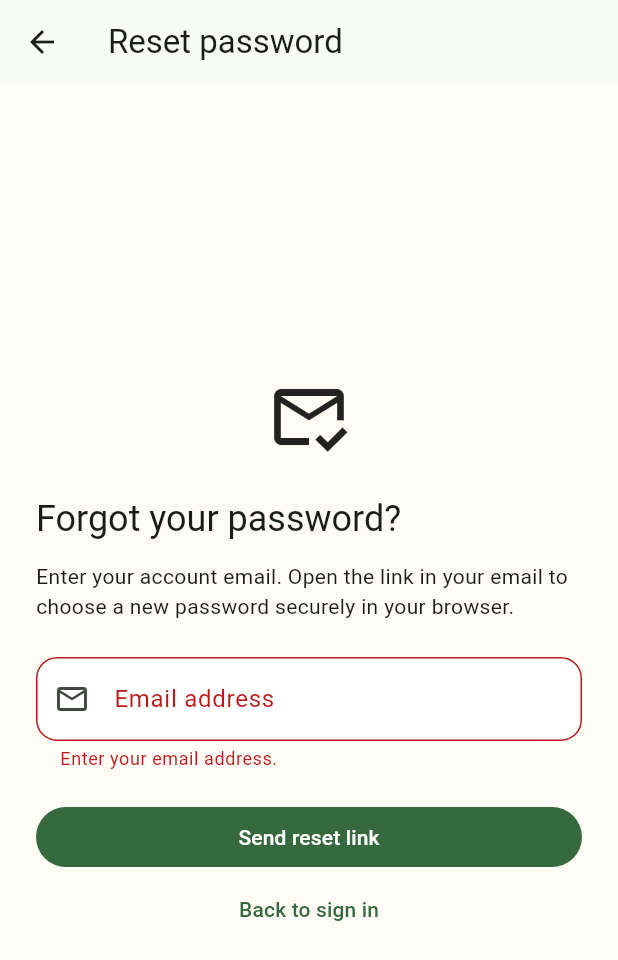
After one commit to niulaility/What2Eat, a Flutter app: the ForgotPasswordPage screen opened directly, after a tap on "Send reset link", on a phone screen of 412 x 824 dp. The commit adds this screen. Shown: the top 960 px of the screen. Run offline on Flutter 3.47's test engine with Material 3 defaults, Android fonts, the phone set to English and light mode, and no system bars; our stand-ins replace image_picker, supabase_flutter; accounts and stored records are empty.

Commit message:
W2E-24 Implement secure email-link password reset

```diff
--- /dev/null
+++ b/What2Eat/lib/features/authentication/forgot_password_page.dart
@@ -0,0 +1,175 @@
+import 'dart:async';
+
+import 'package:flutter/material.dart';
+import 'package:supabase_flutter/supabase_flutter.dart';
+
+import 'registration_validators.dart';
+
+class ForgotPasswordPage extends StatefulWidget {
+  const ForgotPasswordPage({super.key, this.sendReset});
+
+  final Future<void> Function(String email)? sendReset;
+
+  @override
+  State<ForgotPasswordPage> createState() => _ForgotPasswordPageState();
+}
+
+class _ForgotPasswordPageState extends State<ForgotPasswordPage> {
+  final _form = GlobalKey<FormState>();
+  final _email = TextEditingController();
+  Timer? _timer;
+  bool _busy = false;
+  bool _sent = false;
+  int _cooldown = 0;
+  String? _error;
+
+  @override
+  void dispose() {
+    _timer?.cancel();
+    _email.dispose();
+    super.dispose();
+  }
+
+  Future<void> _submit() async {
+    if (_busy || _cooldown > 0 || !_form.currentState!.validate()) return;
+    FocusScope.of(context).unfocus();
+    setState(() {
+      _busy = true;
+      _error = null;
+    });
+    try {
+      final email = _email.text.trim().toLowerCase();
+      if (widget.sendReset != null) {
+        await widget.sendReset!(email);
+      } else {
+        const resetUrl = String.fromEnvironment(
+          'PASSWORD_RESET_URL',
+          defaultValue: 'https://what2eat-password-reset.vercel.app/',
+        );
+        final destination = Uri.tryParse(resetUrl);
+        if (destination == null ||
+            destination.scheme != 'https' ||
+            destination.host.isEmpty ||
+            destination.userInfo.isNotEmpty ||
+            destination.hasQuery ||
+            destination.hasFragment) {
+          // Never silently fall back to Supabase's localhost Site URL.
+          throw const AuthException(
+            'Password reset is temporarily unavailable.',
+          );
+        }
+        // The recovery email template owns the destination. Its token hash
+        // works in any browser without the app's PKCE verifier or session.
+        await Supabase.instance.client.auth.resetPasswordForEmail(
+          email,
+          redirectTo: resetUrl,
+        );
+      }
+      if (!mounted) return;
+      setState(() {
+        _sent = true;
+        _cooldown = 60;
+      });
+      _timer = Timer.periodic(const Duration(seconds: 1), (timer) {
+        if (!mounted) return timer.cancel();
+        setState(() => _cooldown--);
+        if (_cooldown == 0) timer.cancel();
+      });
+    } on AuthException catch (error) {
+      if (mounted) {
+        setState(
+          () => _error = error.statusCode == '429'
+              ? 'Too many requests. Please wait a few minutes and try again.'
+              : 'Could not request a reset email. Please try again later.',
+        );
+      }
+    } catch (_) {
+      if (mounted) {
+        setState(
+          () => _error =
+              'Could not connect. Check your connection and try again.',
+        );
+      }
+    } finally {
+      if (mounted) setState(() => _busy = false);
+    }
+  }
+
+  @override
+  Widget build(BuildContext context) => Scaffold(
+    appBar: AppBar(title: const Text('Reset password')),
+    body: Center(
+      child: ConstrainedBox(
+        constraints: const BoxConstraints(maxWidth: 480),
+        child: SingleChildScrollView(
+          padding: const EdgeInsets.all(24),
+          child: Form(
+            key: _form,
+            child: Column(
+              crossAxisAlignment: CrossAxisAlignment.stretch,
+              children: [
+                const Icon(Icons.mark_email_read_outlined, size: 56),
+                const SizedBox(height: 24),
+                Text(
+                  'Forgot your password?',
+                  style: Theme.of(context).textTheme.headlineSmall,
+                ),
+                const SizedBox(height: 12),
+                const Text(
+                  'Enter your account email. Open the link in your email to choose a new password securely in your browser.',
+                ),
+                const SizedBox(height: 24),
+                TextFormField(
+                  controller: _email,
+                  enabled: !_busy,
+                  keyboardType: TextInputType.emailAddress,
+                  autofillHints: const [AutofillHints.email],
+                  autocorrect: false,
+                  textInputAction: TextInputAction.done,
+                  validator: RegistrationValidators.email,
+                  onFieldSubmitted: (_) => _submit(),
+                  decoration: const InputDecoration(
+                    labelText: 'Email address',
+                    prefixIcon: Icon(Icons.email_outlined),
+                  ),
+                ),
+                const SizedBox(height: 20),
+                FilledButton(
+                  onPressed: _busy || _cooldown > 0 ? null : _submit,
+                  child: Text(
+                    _busy
+                        ? 'Sending…'
+                        : _cooldown > 0
+                        ? 'Resend in ${_cooldown}s'
+                        : 'Send reset link',
+                  ),
+                ),
+                if (_sent) ...[
+                  const SizedBox(height: 16),
+                  const Text(
+                    'If an account exists for this email, you will receive a password reset link. Check your inbox and spam folder. Use the latest email; the link expires and can only be used once.',
+                    semanticsLabel:
+                        'Reset requested. Check your inbox and spam folder.',
+                  ),
+                ],
+                if (_error != null) ...[
+                  const SizedBox(height: 16),
+                  Text(
+                    _error!,
+                    style: TextStyle(
+                      color: Theme.of(context).colorScheme.error,
+                    ),
+                  ),
+                ],
+                TextButton(
+                  onPressed: () => Navigator.of(context).pop(),
+                  child: const Text('Back to sign in'),
+                ),
+              ],
+            ),
+          ),
+        ),
+      ),
+    ),
+  );
+}
```
Also changed, not shown: What2Eat/lib/features/authentication/auth_page.dart (+14 -0 lines), 5 other files.
